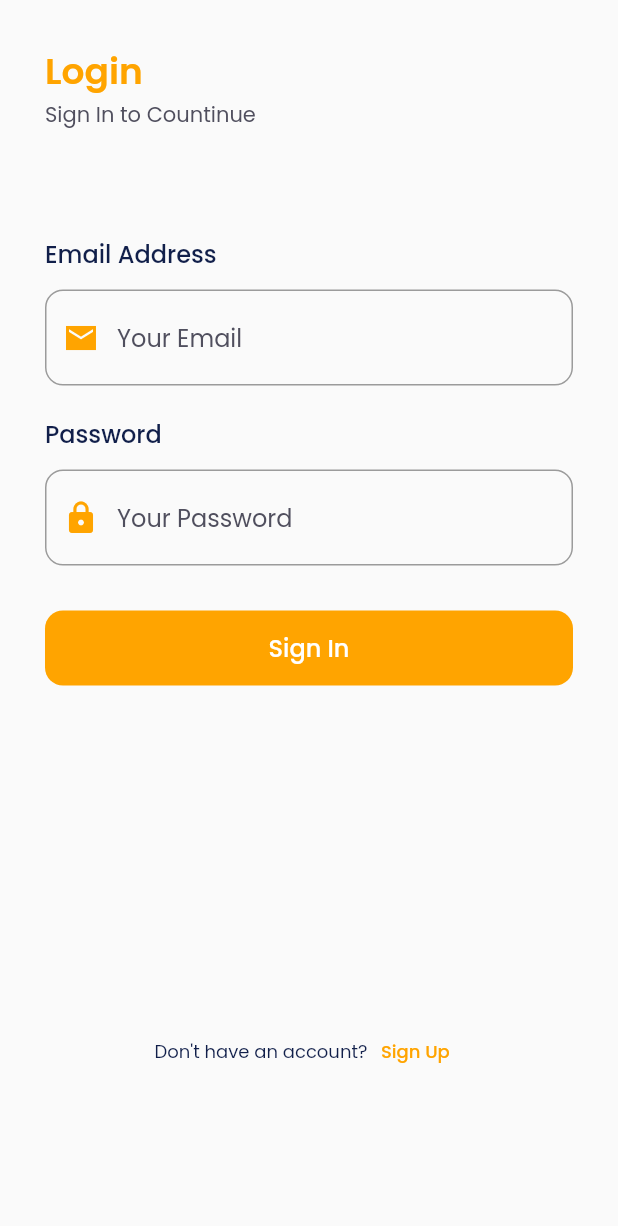
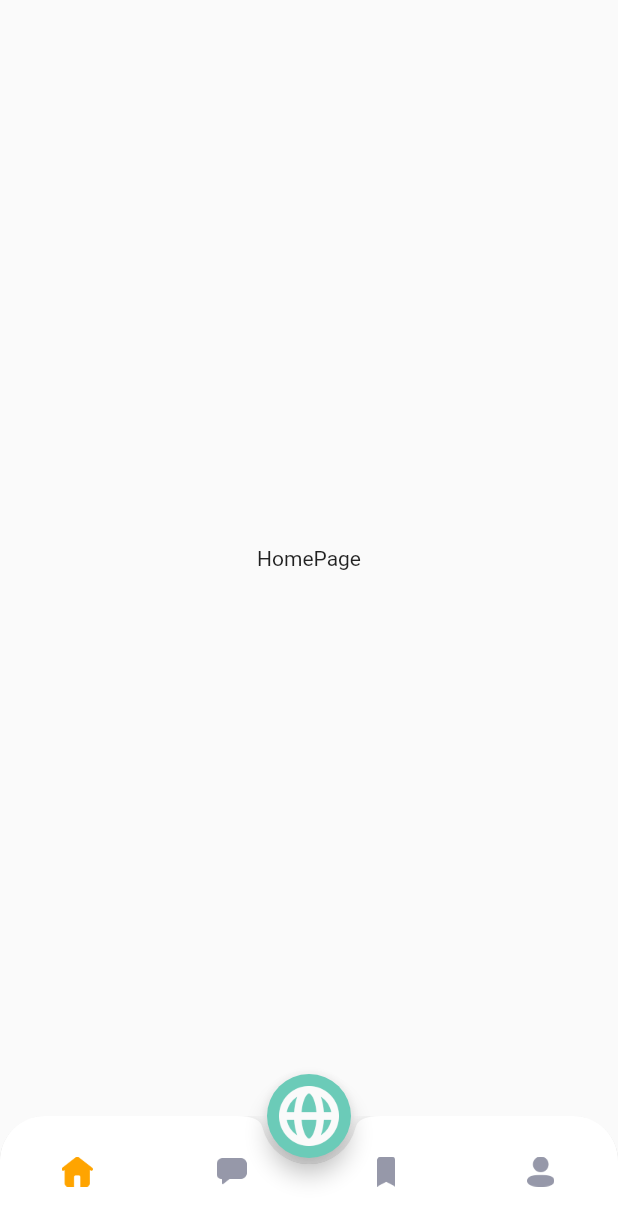
Before and after one commit to ibrahimmm999/MindMe-INVFEST, a Flutter app: the screen it shows after launch, after a tap on "Sign In", on a phone screen of 412 x 824 dp. Shown: the top 1226 px of the screen. Run offline on Flutter 3.47's test engine with Material 2 defaults, Android fonts, the phone set to English and light mode, and no system bars; our stand-ins replace google_fonts.

Commit message:
add main

```diff
--- a/src/lib/main.dart
+++ b/src/lib/main.dart
@@ -1,7 +1,10 @@
 import 'package:flutter/material.dart';
-import 'package:src/shared/theme.dart';
+
 import 'package:src/ui/sign_in_page.dart';
 import 'package:src/ui/splash_screen.dart';
+import 'package:src/ui/user_pages/main_page.dart';
+import 'package:src/ui/user_pages/sign_up_page.dart';
+import 'package:src/ui/user_pages/social_page.dart';
 
 void main() {
   runApp(MyApp());
@@ -12,7 +15,12 @@ class MyApp extends StatelessWidget {
   Widget build(BuildContext context) {
     return MaterialApp(
       debugShowCheckedModeBanner: false,
-      home: SignInPage(),
+      routes: {
+        '/': (context) => SplashScreen(),
+        '/sign-up': (context) => SignUpPage(),
+        '/sign-in': (context) => SignInPage(),
+        '/main': (context) => MainPage(),
+      },
     );
   }
 }
--- a/src/lib/shared/theme.dart
+++ b/src/lib/shared/theme.dart
@@ -2,18 +2,24 @@ import "package:flutter/material.dart";
 import 'package:google_fonts/google_fonts.dart';
 
 double defaultRadius = 12.0;
+double defaultMargin = 30.0;
 
-Color primaryColor = Color(0xffFFA400);
-Color tosca = Color(0xff6BCBB8);
-Color secondaryColor = Color(0xff111F4A);
-Color red = Color(0xffE9443A);
-Color white = Color(0xffFFFFFF);
-Color grey = Color(0xff504F5E);
-Color white2 = Color(0xffFAFAFA);
-Color disableColor = Color(0xff9698A9);
+Color primaryColor = const Color(0xffFFA400);
+Color tosca = const Color(0xff6BCBB8);
+Color secondaryColor = const Color(0xff111F4A);
+Color red = const Color(0xffE9443A);
+Color white = const Color(0xffFFFFFF);
+Color grey = const Color(0xff504F5E);
+Color white2 = const Color(0xffFAFAFA);
+Color disableColor = const Color(0xff9698A9);
 
 TextStyle primaryColorText = GoogleFonts.poppins(color: primaryColor);
 TextStyle greyText = GoogleFonts.poppins(color: grey);
 TextStyle secondaryColorText = GoogleFonts.poppins(color: secondaryColor);
 TextStyle whiteText = GoogleFonts.poppins(color: white);
-//TextStyle whiteText = GoogleFonts.poppins(color: white);
+
+FontWeight light = FontWeight.w300;
+FontWeight regular = FontWeight.w400;
+FontWeight medium = FontWeight.w500;
+FontWeight semibold = FontWeight.w600;
+FontWeight bold = FontWeight.w700;
--- a/src/lib/ui/sign_in_page.dart
+++ b/src/lib/ui/sign_in_page.dart
@@ -41,54 +41,57 @@ class SignInPage extends StatelessWidget {
           buttonColor: primaryColor,
           buttonText: "Sign In",
           widthButton: double.infinity,
-          onPressed: () {},
+          onPressed: () {
+            Navigator.pushNamed(context, '/main');
+          },
           heightButton: 50);
     }
 
     return Scaffold(
-      body: Container(
-        margin: EdgeInsets.all(30),
-        child: SingleChildScrollView(
+      body: SingleChildScrollView(
+        child: SafeArea(
+          child: Container(
+            margin: EdgeInsets.all(defaultMargin),
             child:
                 Column(crossAxisAlignment: CrossAxisAlignment.start, children: [
               Text(
                 "Login",
                 style: primaryColorText.copyWith(
-                  fontSize: 24, fontWeight: FontWeight.w600),
+                    fontSize: 24, fontWeight: semibold),
               ),
               Text(
                 "Sign In to Countinue",
                 style: greyText.copyWith(fontSize: 14),
               ),
-            SizedBox(
+              const SizedBox(
                 height: 70,
               ),
               Text(
                 "Email Address",
                 style: secondaryColorText.copyWith(
-                  fontSize: 16, fontWeight: FontWeight.w500),
+                    fontSize: 16, fontWeight: medium),
               ),
-            SizedBox(
+              const SizedBox(
                 height: 12,
               ),
               inputEmail(),
-            SizedBox(
+              const SizedBox(
                 height: 20,
               ),
               Text(
                 "Password",
                 style: secondaryColorText.copyWith(
-                  fontSize: 16, fontWeight: FontWeight.w500),
+                    fontSize: 16, fontWeight: medium),
               ),
-            SizedBox(
+              const SizedBox(
                 height: 12,
               ),
               inputPassword(),
-            SizedBox(
+              const SizedBox(
                 height: 30,
               ),
               submitButton(),
-            SizedBox(
+              const SizedBox(
                 height: 220,
               ),
               Row(
@@ -100,21 +103,19 @@ class SignInPage extends StatelessWidget {
                   ),
                   TextButton(
                       onPressed: () {
-                      Navigator.push(
-                          context,
-                          MaterialPageRoute(
-                              builder: (context) => SignUpPage()));
+                        Navigator.pushNamed(context, '/sign-up');
                       },
                       child: Text(
                         "Sign Up",
                         style: primaryColorText.copyWith(
-                          fontSize: 12, fontWeight: FontWeight.w500),
+                            fontSize: 12, fontWeight: medium),
                       ))
                 ],
               )
             ]),
           ),
         ),
+      ),
     );
   }
 }
--- a/src/lib/ui/splash_screen.dart
+++ b/src/lib/ui/splash_screen.dart
@@ -1,7 +1,24 @@
+import 'dart:async';
+
 import 'package:flutter/material.dart';
 import 'package:src/shared/theme.dart';
 
-class SplashScreen extends StatelessWidget {
+class SplashScreen extends StatefulWidget {
+  const SplashScreen({super.key});
+
+  @override
+  State<SplashScreen> createState() => _SplashScreenState();
+}
+
+class _SplashScreenState extends State<SplashScreen> {
+  @override
+  void initState() {
+    Timer(const Duration(seconds: 3), () {
+      Navigator.pushNamedAndRemoveUntil(context, '/sign-in', (route) => false);
+    });
+    super.initState();
+  }
+
   @override
   Widget build(BuildContext context) {
     return Scaffold(
@@ -10,7 +27,7 @@ class SplashScreen extends StatelessWidget {
         child: Container(
           height: 150,
           width: 150,
-          decoration: BoxDecoration(
+          decoration: const BoxDecoration(
               image: DecorationImage(
                   image: AssetImage("assets/logo.png"), fit: BoxFit.cover)),
         ),
--- /dev/null
+++ b/src/lib/ui/user_pages/home_page.dart
@@ -0,0 +1,12 @@
+import 'package:flutter/cupertino.dart';
+
+class HomePage extends StatelessWidget {
+  const HomePage({super.key});
+
+  @override
+  Widget build(BuildContext context) {
+    return Center(
+      child: Text('HomePage'),
+    );
+  }
+}
--- /dev/null
+++ b/src/lib/ui/user_pages/main_page.dart
@@ -0,0 +1,137 @@
+import 'package:flutter/material.dart';
+import 'package:src/shared/theme.dart';
+import 'package:src/ui/user_pages/bookmark_page.dart';
+import 'package:src/ui/user_pages/chat_page.dart';
+import 'package:src/ui/user_pages/home_page.dart';
+import 'package:src/ui/user_pages/profile_page.dart';
+import 'package:src/ui/user_pages/social_page.dart';
+
+class MainPage extends StatefulWidget {
+  const MainPage({super.key});
+
+  @override
+  State<MainPage> createState() => _MainPageState();
+}
+
+class _MainPageState extends State<MainPage> {
+  int currentIndex = 0;
+  @override
+  Widget build(BuildContext context) {
+    Widget socialButton() {
+      return FloatingActionButton(
+        onPressed: () {
+          if (currentIndex == 4) {
+          } else {
+            setState(() {
+              currentIndex = 4;
+            });
+          }
+        },
+        backgroundColor: tosca,
+        child: currentIndex == 4
+            ? Image.asset(
+                'assets/add_post.png',
+                width: 25,
+              )
+            : Image.asset(
+                'assets/social.png',
+                width: 50,
+              ),
+      );
+    }
+
+    Widget customButtonNav() {
+      return ClipRRect(
+        borderRadius: const BorderRadius.vertical(
+          top: Radius.circular(30),
+        ),
+        child: BottomAppBar(
+          shape: const CircularNotchedRectangle(),
+          notchMargin: 4,
+          clipBehavior: Clip.antiAlias,
+          child: BottomNavigationBar(
+            backgroundColor: white,
+            type: BottomNavigationBarType.fixed,
+            currentIndex: currentIndex <= 3 ? currentIndex : 0,
+            onTap: (value) {
+              setState(() {
+                currentIndex = value;
+              });
+            },
+            items: [
+              BottomNavigationBarItem(
+                icon: Container(
+                  margin: const EdgeInsets.only(top: 20, bottom: 10),
+                  child: Image.asset(
+                    'assets/home.png',
+                    color: currentIndex == 0 ? primaryColor : disableColor,
+                    width: 21,
+                  ),
+                ),
+                label: '',
+              ),
+              BottomNavigationBarItem(
+                icon: Container(
+                  margin: const EdgeInsets.only(top: 20, bottom: 10),
+                  child: Image.asset(
+                    'assets/chat.png',
+                    color: currentIndex == 1 ? primaryColor : disableColor,
+                    width: 20,
+                  ),
+                ),
+                label: '',
+              ),
+              BottomNavigationBarItem(
+                icon: Container(
+                  margin: const EdgeInsets.only(top: 20, bottom: 10),
+                  child: Image.asset(
+                    'assets/bookmark.png',
+                    color: currentIndex == 2 ? primaryColor : disableColor,
+                    width: 12,
+                  ),
+                ),
+                label: '',
+              ),
+              BottomNavigationBarItem(
+                icon: Container(
+                  margin: const EdgeInsets.only(top: 20, bottom: 10),
+                  child: Image.asset(
+                    'assets/profile.png',
+                    color: currentIndex == 3 ? primaryColor : disableColor,
+                    width: 18,
+                  ),
+                ),
+                label: '',
+              ),
+            ],
+          ),
+        ),
+      );
+    }
+
+    Widget body() {
+      switch (currentIndex) {
+        case 0:
+          return HomePage();
+        case 1:
+          return ChatPage();
+        case 2:
+          return BookmarkPage();
+        case 3:
+          return ProfilePage();
+        case 4:
+          return SocialPage();
+        default:
+          return HomePage();
+      }
+    }
+
+    return Scaffold(
+      backgroundColor: white2,
+      floatingActionButton: socialButton(),
+      floatingActionButtonLocation: FloatingActionButtonLocation.centerDocked,
+      bottomNavigationBar: customButtonNav(),
+      body: body(),
+    );
+  }
+}
```
Also changed, not shown: src/lib/ui/user_pages/bookmark_page.dart (added, +12 -0 lines), src/lib/ui/user_pages/chat_page.dart (added, +12 -0 lines), src/lib/ui/user_pages/profile_page.dart (added, +12 -0 lines), src/lib/ui/user_pages/sign_up_page.dart (+23 -22 lines), src/lib/ui/user_pages/social_page.dart (added, +12 -0 lines), src/assets/add_post.png (added), src/assets/cart.png (deleted), src/assets/profile.png (added), src/assets/social.png (added). Lines whose indentation alone changed are shown as unchanged.
